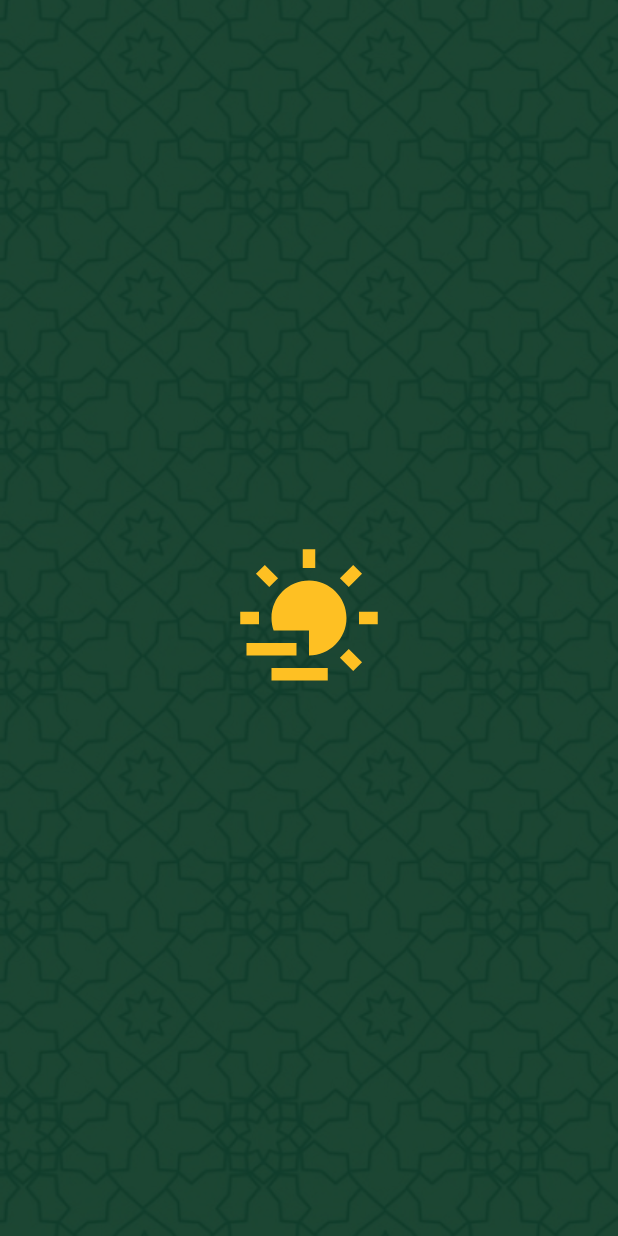
After one commit to azizbek123411/ramazon_taqvimi, a Flutter app: the SplashScreen screen opened directly, on a phone screen of 412 x 824 dp. The commit adds this screen. Run offline on Flutter 3.47's test engine with Material 3 defaults, Android fonts, the phone set to English and light mode, and no system bars; our stand-ins replace easy_localization, flutter_map, flutter_riverpod, flutter_svg, geolocator, hive and 5 more; missing offline and left inert: map_launcher; accounts and stored records are empty; network calls fail.

Commit message:
get_allapi

```diff
--- a/lib/main.dart
+++ b/lib/main.dart
@@ -1,41 +1,63 @@
-import 'package:firebase_core/firebase_core.dart';
+
 import 'package:flutter/material.dart';
 import 'package:flutter_riverpod/flutter_riverpod.dart';
 import 'package:hive/hive.dart';
 import 'package:hive_flutter/adapters.dart';
-import 'package:ramazon_taqvimi/location_page.dart';
 import 'package:ramazon_taqvimi/src/ui/pages/nav_bar_pages/main_nav_page.dart';
 import 'package:ramazon_taqvimi/src/ui/pages/splash_page/scroll_pag.dart';
 import 'package:ramazon_taqvimi/src/ui/pages/splash_page/splash_screen.dart';
 import 'package:easy_localization/easy_localization.dart';
+import 'package:ramazon_taqvimi/src/ui/pages/splash_page/splashscreenn.dart';
 import 'package:ramazon_taqvimi/src/ui/pages/splash_page/time_location.dart';
+import 'package:shared_preferences/shared_preferences.dart';
 
+Future<bool> isFirstRun() async {
+  final prefs = await SharedPreferences.getInstance();
+  bool firstRun = prefs.getBool('isFirstRun') ?? true;
+  if (!firstRun) await prefs.setBool('isFirstRun', false);
+  return firstRun;
+}
 void main() async {
+
+  WidgetsFlutterBinding.ensureInitialized();
+  await EasyLocalization.ensureInitialized();
   await Hive.initFlutter();
-  // runApp(const ProviderScope(child: MyApp()));
-  WidgetsFlutterBinding.ensureInitialized();
-  // await Firebase.initializeApp();
-  await EasyLocalization.ensureInitialized();
+  var box = Hive.openBox("address");
+
   runApp(
     EasyLocalization(
-      fallbackLocale: const Locale("uz","UZ"),
+      fallbackLocale: const Locale("uz", "UZ"),
       supportedLocales: const [
-        Locale("en","EN"),
-        Locale("uz","UZ"),
-        Locale("ru","RU"),
+        Locale("en", "EN"),
+        Locale("uz", "UZ"),
+        Locale("ru", "RU"),
       ],
       path: "assets/localization",
-      child:const ProviderScope(child:  MyApp()),
+      child: const ProviderScope(child: MyApp()),
     ),
   );
 }
 
-class MyApp extends StatelessWidget {
+class MyApp extends StatefulWidget {
   const MyApp({super.key});
 
   @override
+  State<MyApp> createState() => _MyAppState();
+}
+
+class _MyAppState extends State<MyApp> {
+  bool _isFirstRun = false;
+
+  @override
+  void initState() {
+    super.initState();
+    isFirstRun().then((value) => setState(() {
+      _isFirstRun = value;
+    }));
+  }
+  @override
   Widget build(BuildContext context) {
-    return MaterialApp(
+    return  MaterialApp(
       debugShowCheckedModeBanner: false,
       title: 'Ramazon Taqvimi',
       theme: ThemeData(
@@ -45,7 +67,7 @@ class MyApp extends StatelessWidget {
       localizationsDelegates: context.localizationDelegates,
       supportedLocales: context.supportedLocales,
       locale: context.locale,
-      home: const SplashPage(),
+      home: _isFirstRun?const SplashPage():const SplashScreen(),
       // home:const LocationPage(),
       routes: {
         ScrollPage.id: (context) => const ScrollPage(),
--- a/lib/src/repository/providers/times_provider.dart
+++ b/lib/src/repository/providers/times_provider.dart
@@ -1,19 +1,19 @@
 
 import 'package:flutter_riverpod/flutter_riverpod.dart';
+import 'package:hive/hive.dart';
 import 'package:ramazon_taqvimi/src/repository/models/mosque_model.dart';
 import 'package:ramazon_taqvimi/src/repository/models/pray_model.dart';
 import 'package:ramazon_taqvimi/src/repository/service/api_service.dart';
 
 import '../../ui/pages/splash_page/time_location.dart';
 
-
-
+final _myBox=Hive.box("address");
 final namozTimes = FutureProvider<List<PrayModel?>>((ref) async {
   return await ApiService.getData(city: TimeLocation.controller.text, month: DateTime.now().month,);
 });
 final mosqueProvider=FutureProvider<List<MosqueModel?>>((ref)async{
   return await ApiService.getMosques();
 });
-final distanceProvider=FutureProvider<List<MosqueModel>>((ref) async{
+final distanceProvider=FutureProvider<List<MosqueModel?>>((ref) async{
   return await ApiService.calculateDistances();
 });
--- /dev/null
+++ b/lib/src/ui/pages/splash_page/splashscreenn.dart
@@ -0,0 +1,46 @@
+import 'dart:async';
+
+import 'package:flutter/material.dart';
+import 'package:flutter_svg/flutter_svg.dart';
+import 'package:ramazon_taqvimi/src/config/router.dart';
+import 'package:ramazon_taqvimi/src/ui/pages/nav_bar_pages/main_nav_page.dart';
+
+import '../../../config/appColors.dart';
+
+class SplashScreen extends StatefulWidget {
+  const SplashScreen({super.key});
+
+  @override
+  State<SplashScreen> createState() => _SplashScreenState();
+}
+
+class _SplashScreenState extends State<SplashScreen> {
+  @override
+  void initState() {
+    super.initState();
+    Timer(const Duration(seconds: 3), () {
+      AppRouter.id(context, MainNavpage.id);
+    });
+  }
+
+  @override
+  Widget build(BuildContext context) {
+    return Scaffold(
+      body: Container(
+        height: double.infinity,
+        width: double.infinity,
+        decoration: BoxDecoration(
+            image: const DecorationImage(
+                image: AssetImage("assets/images/image2.png"),
+                fit: BoxFit.cover),
+            color: AppColors.mainGreen),
+        child: Center(
+          child: SvgPicture.asset(
+            "assets/svg/sunset.svg",
+            height: 100,
+          ),
+        ),
+      ),
+    );
+  }
+}
--- a/pubspec.yaml
+++ b/pubspec.yaml
@@ -51,11 +51,15 @@ dependencies:
   firebase_messaging: ^14.7.18
   geolocator: ^11.0.0
   geocoding: ^2.2.0
+  map_launcher: ^3.2.0
+  shared_preferences: ^2.2.2
 
 
 dev_dependencies:
   flutter_test:
     sdk: flutter
+  hive_generator: ^2.0.1
+  build_runner: ^2.4.8
 
   # The "flutter_lints" package below contains a set of recommended lints to
   # encourage good coding practices. The lint set provided by the package is
```
Also changed, not shown: lib/src/repository/service/api_service.dart (+8 -7 lines), lib/src/ui/pages/nav_bar_pages/home_page.dart (+12 -5 lines), lib/src/ui/pages/nav_bar_pages/masjids_page.dart (+79 -53 lines), lib/src/ui/pages/splash_page/time_location.dart (+77 -9 lines), lib/src/ui/widgets/home_appbar.dart (+6 -3 lines), pubspec.lock.
